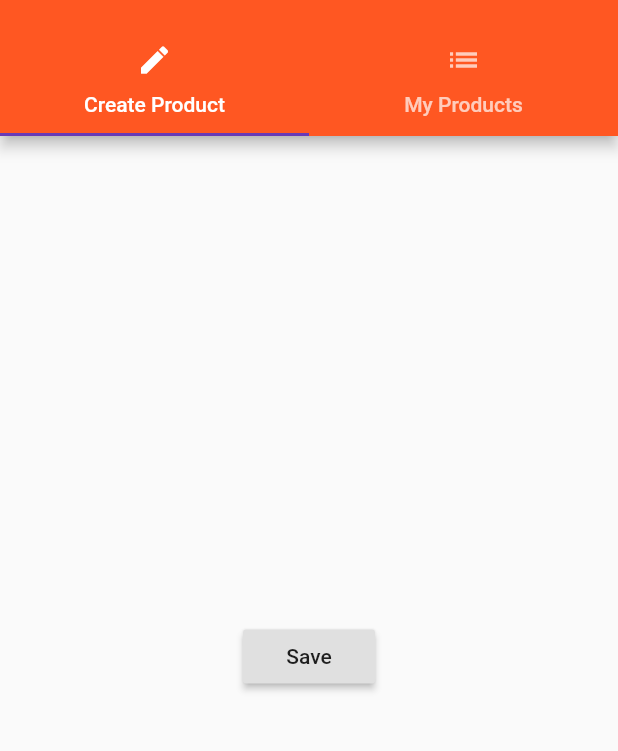
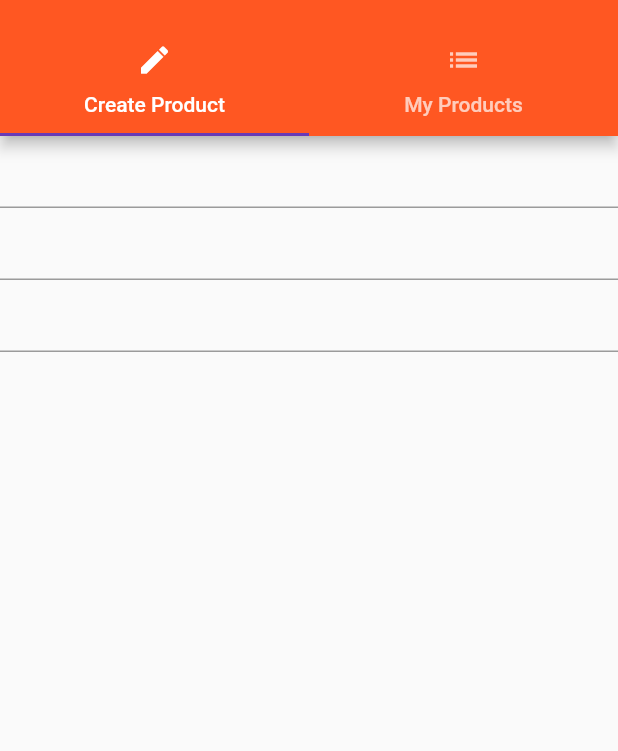
Before and after one commit to Dancannon27/flutterCourse, a Flutter app: the ProductsAdminPage screen opened by its route, on a phone screen of 412 x 824 dp, the part 59-810 px from its top. Run offline on Flutter 3.47's test engine with Material 2 defaults, Android fonts, the phone set to English and light mode, and no system bars.

Commit message:
sec 7-89 configuring text fields

```diff
--- a/lib/pages/product_create.dart
+++ b/lib/pages/product_create.dart
@@ -1,21 +1,43 @@
 import 'package:flutter/material.dart';
 
-class ProductCreatePage extends StatelessWidget {
+class ProductCreatePage extends StatefulWidget {
+  @override
+  State<StatefulWidget> createState() {
+    return _ProductCreatePageState();
+  }
+}
+
+class _ProductCreatePageState extends State<ProductCreatePage> {
+  String titleValue;
+  String descriptiveValue;
+  double priceValue;
+
   @override
   Widget build(BuildContext context) {
-    return Center(
-      child: RaisedButton(
-        child: Text('Save'),
-        onPressed: () {
-          showModalBottomSheet(
-              context: context,
-              builder: (BuildContext context) {
-                return Center(
-                  child: Text('This is a Modal!'),
-                );
-              });
-        },
-      ),
+    return Column(
+      children: <Widget>[
+        TextField(
+          onChanged: (String value) {
+            setState(() {
+              titleValue = value;
+            });
+          },
+        ),
+        TextField(
+          onChanged: (String value) {
+            setState(() {
+              descriptiveValue = value;
+            });
+          },
+        ),
+        TextField(
+          onChanged: (String value) {
+            setState(() {
+              priceValue = double.parse(value);
+            });
+          },
+        ),
+      ],
     );
   }
 }
```
